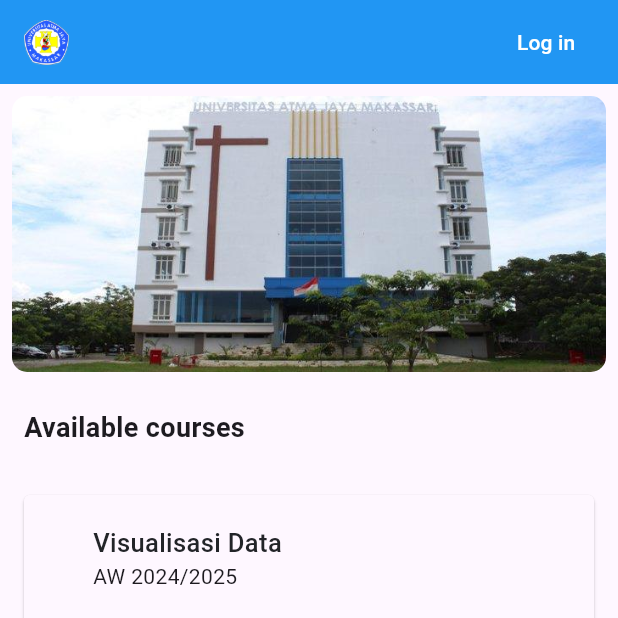
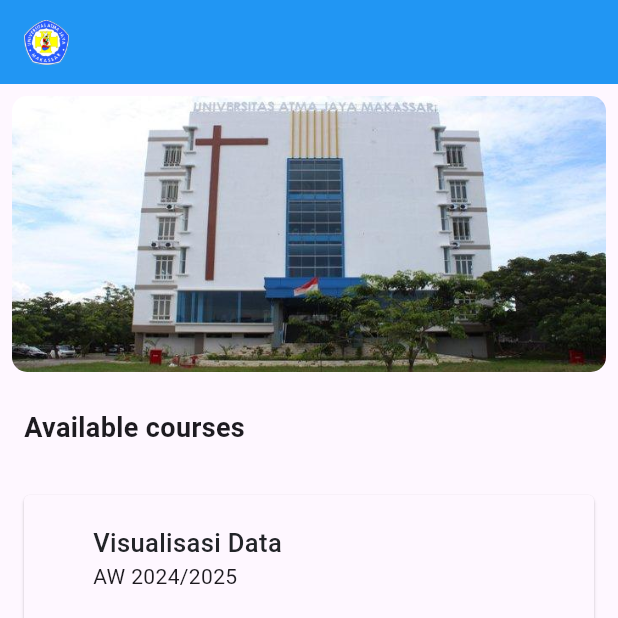
Before and after one commit to mbredetss/tugas_akhir_pakRid, a Flutter app: the screen it shows after launch, on a phone screen of 412 x 824 dp, the top half of it. Run offline on Flutter 3.47's test engine with Material 3 defaults, Android fonts, the light colour scheme and no system bars; drawn by our look-alikes of badges, getwidget; our stand-ins replace file_picker, firebase_core, firebase_storage, flutter_slidable; accounts and stored records are empty.

Commit message:
hapus button 'Log In'

```diff
--- a/lib/screens/homeScreen/widgets/custom_app_bar.dart
+++ b/lib/screens/homeScreen/widgets/custom_app_bar.dart
@@ -11,10 +11,6 @@
             'assets/images/uajmlogo.png',
             height: 30,
           ),
-          TextButton(
-            onPressed: () {},
-            child: Text("Log in", style: TextStyle(color: Colors.white)),
-          ),
         ],
       ),
       backgroundColor: Colors.blue,
```
